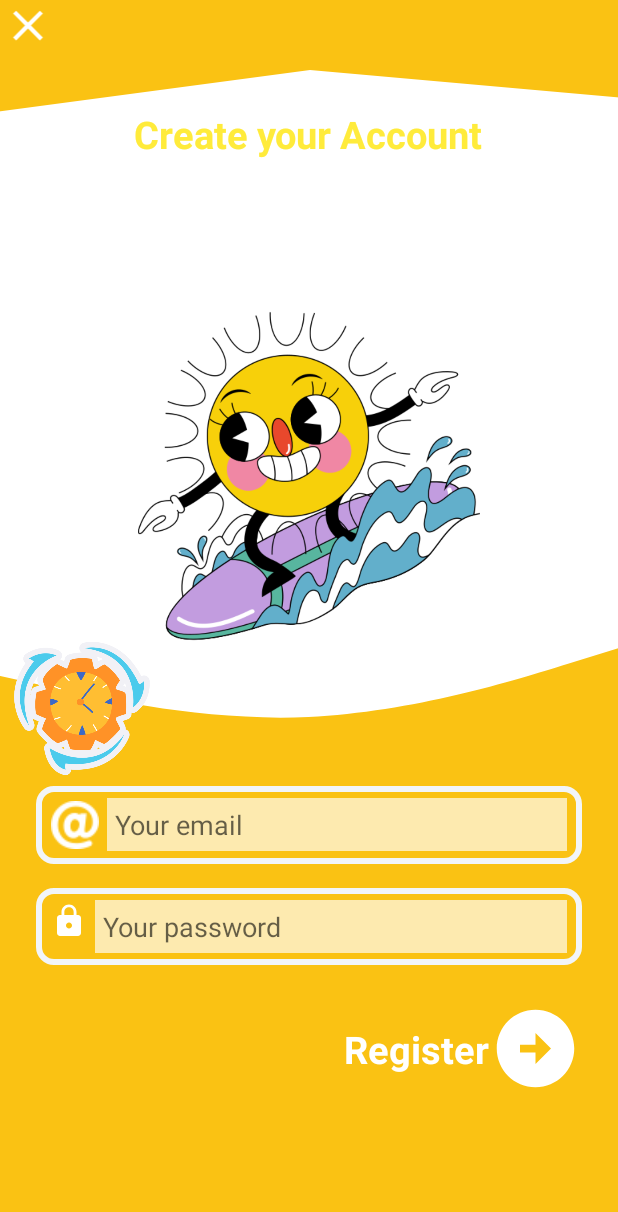
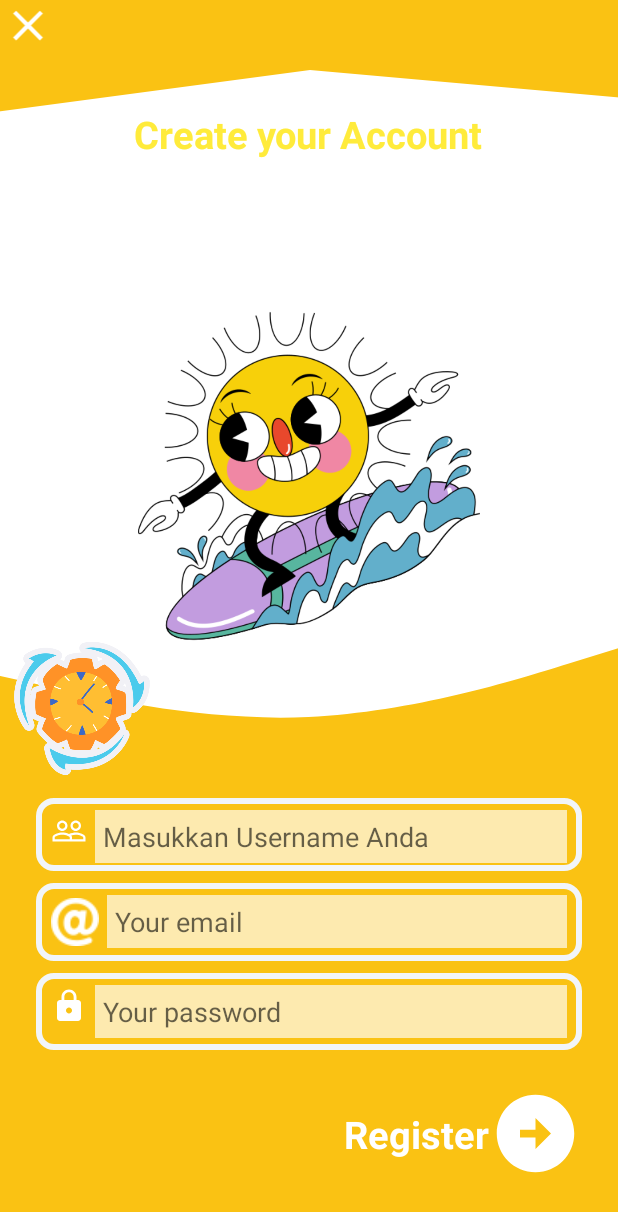
Before and after one commit to C22-PS171/ReField-UI, an Android app: the RegisterActivity screen opened directly, with no data from a screen before it, on a phone screen of 412 x 824 dp. Shown: the top 1212 px of the screen. Run offline under Robolectric (Android 15) with nearby library versions, the phone set to English and light mode, and no system bars.

Commit message:
update ui text input username

```diff
--- /dev/null
+++ b/app/src/main/res/drawable-v24/ic_close_black_24.xml
@@ -0,0 +1,5 @@
+<vector android:height="24dp" android:tint="#000000"
+    android:viewportHeight="24" android:viewportWidth="24"
+    android:width="24dp" xmlns:android="http://schemas.android.com/apk/res/android">
+    <path android:fillColor="@android:color/white" android:pathData="M19,6.41L17.59,5 12,10.59 6.41,5 5,6.41 10.59,12 5,17.59 6.41,19 12,13.41 17.59,19 19,17.59 13.41,12z"/>
+</vector>
--- /dev/null
+++ b/app/src/main/res/drawable/ic_people_white_24.xml
@@ -0,0 +1,5 @@
+<vector android:autoMirrored="true" android:height="24dp"
+    android:tint="#FFFFFF" android:viewportHeight="24"
+    android:viewportWidth="24" android:width="24dp" xmlns:android="http://schemas.android.com/apk/res/android">
+    <path android:fillColor="@android:color/white" android:pathData="M16.5,13c-1.2,0 -3.07,0.34 -4.5,1 -1.43,-0.67 -3.3,-1 -4.5,-1C5.33,13 1,14.08 1,16.25L1,19h22v-2.75c0,-2.17 -4.33,-3.25 -6.5,-3.25zM12.5,17.5h-10v-1.25c0,-0.54 2.56,-1.75 5,-1.75s5,1.21 5,1.75v1.25zM21.5,17.5L14,17.5v-1.25c0,-0.46 -0.2,-0.86 -0.52,-1.22 0.88,-0.3 1.96,-0.53 3.02,-0.53 2.44,0 5,1.21 5,1.75v1.25zM7.5,12c1.93,0 3.5,-1.57 3.5,-3.5S9.43,5 7.5,5 4,6.57 4,8.5 5.57,12 7.5,12zM7.5,6.5c1.1,0 2,0.9 2,2s-0.9,2 -2,2 -2,-0.9 -2,-2 0.9,-2 2,-2zM16.5,12c1.93,0 3.5,-1.57 3.5,-3.5S18.43,5 16.5,5 13,6.57 13,8.5s1.57,3.5 3.5,3.5zM16.5,6.5c1.1,0 2,0.9 2,2s-0.9,2 -2,2 -2,-0.9 -2,-2 0.9,-2 2,-2z"/>
+</vector>
--- a/app/src/main/res/layout/activity_register.xml
+++ b/app/src/main/res/layout/activity_register.xml
@@ -41,7 +41,7 @@
         android:layout_height="wrap_content"
         android:layout_marginTop="72dp"
         android:text="Create your Account"
-        android:textSize="25dp"
+        android:textSize="25sp"
         android:textColor="@color/yellow"
         android:textStyle="bold"
         app:layout_constraintEnd_toEndOf="parent"
@@ -71,17 +71,61 @@
         app:srcCompat="@drawable/productive" />
 
     <LinearLayout
-        android:id="@+id/linearLayout"
+        android:id="@+id/line1"
         android:layout_width="match_parent"
         android:layout_height="wrap_content"
         android:layout_marginStart="24dp"
+        android:layout_marginTop="8dp"
         android:layout_marginEnd="24dp"
         android:background="@drawable/backgroud_input_text_white"
         android:orientation="horizontal"
         app:layout_constraintEnd_toEndOf="parent"
         app:layout_constraintHorizontal_bias="1.0"
         app:layout_constraintStart_toStartOf="parent"
-        app:layout_constraintTop_toTopOf="@+id/imageView7"
+        app:layout_constraintTop_toTopOf="@+id/imageView7">
+
+        <ImageView
+            android:id="@+id/logo_user"
+            android:layout_width="wrap_content"
+            android:layout_height="wrap_content"
+            android:layout_marginLeft="10dp"
+            android:layout_marginTop="10dp"
+            android:layout_marginBottom="10dp"
+            app:srcCompat="@drawable/ic_people_white_24"
+            tools:layout_editor_absoluteX="168dp"
+            tools:layout_editor_absoluteY="475dp" />
+
+        <com.bangkit.myfield.component.MyUsername
+            android:layout_width="match_parent"
+            android:layout_height="wrap_content"
+            android:layout_marginLeft="5dp"
+            android:layout_marginTop="8dp"
+            android:layout_marginRight="10dp"
+            android:layout_marginBottom="5dp"
+            android:background="@color/white_transparant"
+            android:hint="Username"
+            android:maxLength="50"
+            android:padding="5dp"
+            android:textColor="@color/orange"
+            app:layout_constraintEnd_toEndOf="parent"
+            app:layout_constraintStart_toStartOf="parent"
+            tools:ignore="MissingConstraints"
+            tools:layout_editor_absoluteY="378dp" />
+    </LinearLayout>
+
+    <LinearLayout
+        android:id="@+id/linearLayout"
+        android:layout_width="match_parent"
+        android:layout_height="wrap_content"
+        android:layout_marginStart="24dp"
+        android:layout_marginTop="8dp"
+        android:layout_marginEnd="24dp"
+        android:background="@drawable/backgroud_input_text_white"
+        android:orientation="horizontal"
+        app:layout_constraintEnd_toEndOf="parent"
+        app:layout_constraintHorizontal_bias="0.0"
+        app:layout_constraintStart_toStartOf="parent"
+        app:layout_constraintTop_toBottomOf="@+id/line1"
         tools:ignore="MissingConstraints">
 
         <ImageView
@@ -118,7 +162,7 @@
         android:layout_width="match_parent"
         android:layout_height="wrap_content"
         android:layout_marginStart="24dp"
-        android:layout_marginTop="16dp"
+        android:layout_marginTop="8dp"
         android:layout_marginEnd="24dp"
         android:background="@drawable/backgroud_input_text_white"
         android:orientation="horizontal"
@@ -175,7 +219,7 @@
         android:layout_height="wrap_content"
         android:text="Register"
         android:textColor="@color/white"
-        android:textSize="25dp"
+        android:textSize="25sp"
         android:textStyle="bold"
         app:layout_constraintBottom_toBottomOf="@+id/button_register"
         app:layout_constraintEnd_toStartOf="@+id/button_register"
@@ -188,7 +232,7 @@
         android:layout_height="34dp"
         app:layout_constraintStart_toStartOf="parent"
         app:layout_constraintTop_toTopOf="parent"
-        app:srcCompat="@drawable/ic_clear_white_24" />
+        app:srcCompat="@drawable/ic_clear_white_24"/>
 
 
 </androidx.constraintlayout.widget.ConstraintLayout>
```
Also changed, not shown: app/src/main/java/com/bangkit/myfield/component/MyUsername.kt (added, +112 -0 lines).
